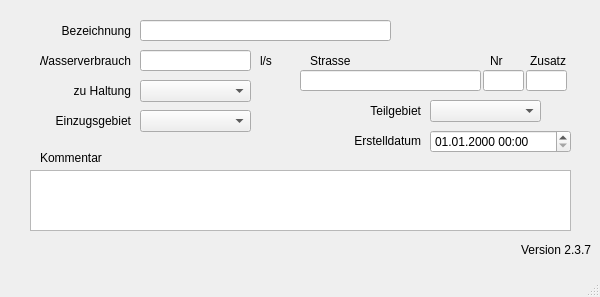
Before: the Qt Designer form qkan/database/templates/einleit.ui in hoettges/QKan, drawn with Qt 5.
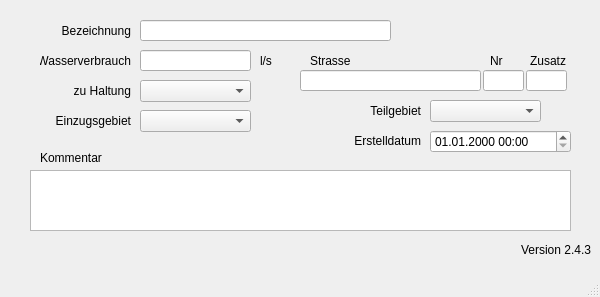
After: the same form once the commit is applied. Custom widgets are drawn as their Qt base class.

```diff
--- a/qkan/database/templates/einleit.ui
+++ b/qkan/database/templates/einleit.ui
@@ -229,7 +229,7 @@
      <string>Version QKan Import</string>
     </property>
     <property name="text">
-     <string>Version 2.3.7</string>
+     <string>Version 2.4.3</string>
     </property>
     <property name="alignment">
      <set>Qt::AlignRight|Qt::AlignTrailing|Qt::AlignVCenter</set>
```
